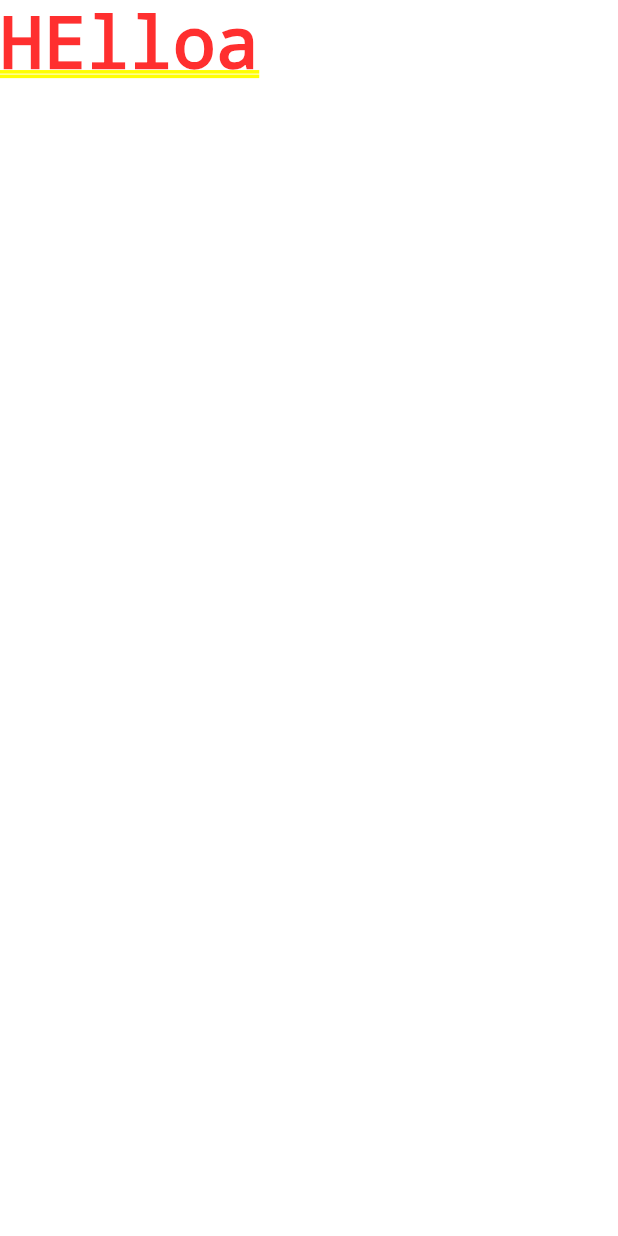
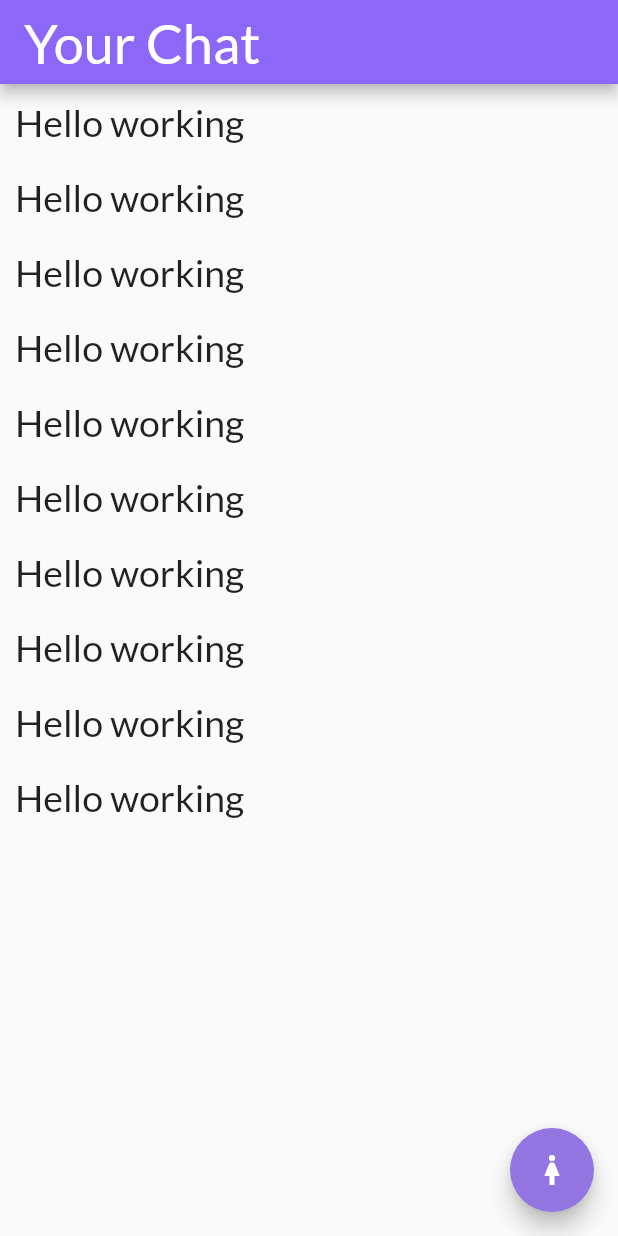
Before and after one commit to mrZAIN-ALI/chatingApp, a Flutter app: the screen it shows after launch, on a phone screen of 412 x 824 dp. Run offline on Flutter 3.47's test engine with Material 2 defaults, Android fonts, the phone set to English and light mode, and no system bars; our stand-ins replace cloud_firestore; accounts and stored records are empty.

Commit message:
started woeking on

```diff
--- a/lib/main.dart
+++ b/lib/main.dart
@@ -1,4 +1,6 @@
 import 'package:flutter/material.dart';
+//
+import './screen/chat_Screen.dart';
 
 void main() {
   //asdasdasd
@@ -8,7 +10,6 @@ void main() {
 class MyApp extends StatelessWidget {
   const MyApp({super.key});
 
-  // This widget is the root of your application.
   @override
   Widget build(BuildContext context) {
     return SafeArea(
@@ -52,7 +53,7 @@ class MyApp extends StatelessWidget {
                 fontWeight: FontWeight.normal),
           ),
         ),
-        home: Text("HElloa"),
+        home: ChatScreen(),
         routes: {},
       ),
     );
--- /dev/null
+++ b/lib/screen/chat_Screen.dart
@@ -0,0 +1,36 @@
+import 'package:flutter/material.dart';
+//
+import 'package:cloud_firestore/cloud_firestore.dart';
+
+class ChatScreen extends StatelessWidget {
+  const ChatScreen({super.key});
+
+  @override
+  Widget build(BuildContext context) {
+    return Scaffold(
+      appBar: AppBar(
+        title: Text("Your Chat"),
+      ),
+      body: ListView.builder(
+        itemCount: 10,
+        itemBuilder: (context, index) => Container(
+          padding: EdgeInsets.all(10),
+          child: Text("Hello working"),
+        ),
+      ),
+      floatingActionButton: FloatingActionButton(
+        child: Icon(Icons.woman_2_outlined),
+        onPressed: () {
+          FirebaseFirestore.instance
+              .collection("chats/Szd4bRarYvsFYY12oKC5/messages")
+              .snapshots()
+              .listen(
+                (event) {
+                  print(event);
+                },
+              );
+        },
+      ),
+    );
+  }
+}
--- a/pubspec.yaml
+++ b/pubspec.yaml
@@ -38,6 +38,7 @@ dependencies:
   provider: ^6.0.5
   image_picker: ^1.0.1
   path_provider: ^2.0.15
+  cloud_firestore: ^4.8.4
 
 
   # open_street_map_search_and_pick: ^0.0.17
```
Also changed, not shown: lib/screen/auth_Screen.dart (added), pubspec.lock, 6 other files.
